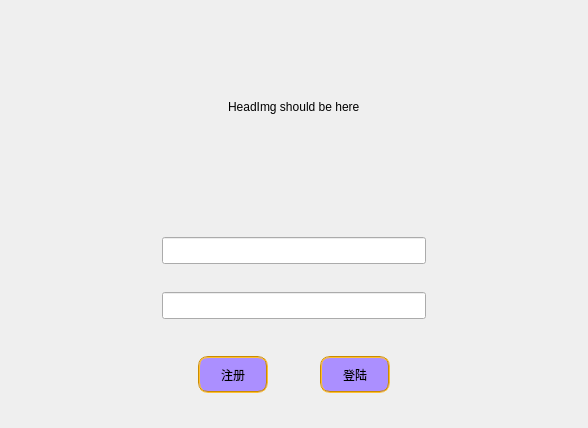
Qt form InstantMessage/LoginDialog.ui (TivalM/Instant-Messaging) before a commit.
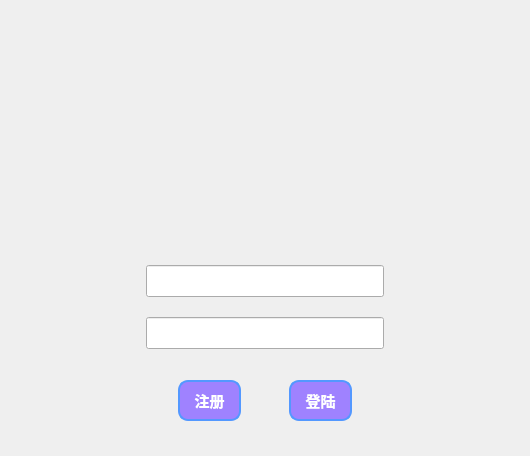
The same form after that commit.

```diff
--- a/InstantMessage/LoginDialog.ui
+++ b/InstantMessage/LoginDialog.ui
@@ -6,25 +6,28 @@
    <rect>
     <x>0</x>
     <y>0</y>
-    <width>588</width>
-    <height>428</height>
+    <width>530</width>
+    <height>456</height>
    </rect>
   </property>
   <property name="windowTitle">
    <string>LoginDialog</string>
   </property>
-  <layout class="QVBoxLayout" name="verticalLayout" stretch="5,4,2,1,2,2,2">
+  <layout class="QVBoxLayout" name="verticalLayout" stretch="6,1,3,3,1,2">
    <property name="spacing">
     <number>0</number>
    </property>
    <property name="topMargin">
-    <number>60</number>
+    <number>90</number>
    </property>
    <property name="bottomMargin">
     <number>35</number>
    </property>
    <item>
-    <layout class="QHBoxLayout" name="areaImg">
+    <layout class="QHBoxLayout" name="areaImg" stretch="6,3,6">
+     <property name="spacing">
+      <number>0</number>
+     </property>
      <item>
       <spacer name="horizontalSpacer">
        <property name="orientation">
@@ -41,7 +44,7 @@
      <item>
       <widget class="QLabel" name="headImg">
        <property name="text">
-        <string>HeadImg should be here</string>
+        <string/>
        </property>
       </widget>
      </item>
@@ -76,7 +79,7 @@
    <item>
     <layout class="QHBoxLayout" name="horizontalLayout_3" stretch="4,7,4">
      <property name="topMargin">
-      <number>10</number>
+      <number>30</number>
      </property>
      <item>
       <spacer name="horizontalSpacer_4">
@@ -121,22 +124,12 @@
      </item>
     </layout>
    </item>
-   <item>
-    <spacer name="verticalSpacer_3">
-     <property name="orientation">
-      <enum>Qt::Vertical</enum>
-     </property>
-     <property name="sizeHint" stdset="0">
-      <size>
-       <width>20</width>
-       <height>40</height>
-      </size>
-     </property>
-    </spacer>
-   </item>
    <item>
     <layout class="QHBoxLayout" name="horizontalLayout" stretch="4,7,4">
      <property name="topMargin">
+      <number>20</number>
+     </property>
+     <property name="bottomMargin">
       <number>10</number>
      </property>
      <item>
@@ -221,11 +214,18 @@
        <property name="font">
         <font>
          <family>微软雅黑</family>
+         <pointsize>11</pointsize>
+         <weight>75</weight>
+         <bold>true</bold>
         </font>
        </property>
        <property name="styleSheet">
-        <string notr="true">border:2px groove rgb(202, 140, 0);border-radius:10px;padding:2px 4px;
-background-color:rgb(171, 143, 255)</string>
+        <string notr="true">border:2px solid ;
+border-color: rgb(83, 152, 255);
+border-radius:10px; 
+color: rgb(255, 255, 255);
+background-color:rgb(159, 130, 255)
+</string>
        </property>
        <property name="text">
         <string>注册</string>
@@ -253,18 +253,201 @@
          <verstretch>0</verstretch>
         </sizepolicy>
        </property>
+       <property name="palette">
+        <palette>
+         <active>
+          <colorrole role="WindowText">
+           <brush brushstyle="SolidPattern">
+            <color alpha="255">
+             <red>255</red>
+             <green>255</green>
+             <blue>255</blue>
+            </color>
+           </brush>
+          </colorrole>
+          <colorrole role="Button">
+           <brush brushstyle="SolidPattern">
+            <color alpha="255">
+             <red>159</red>
+             <green>130</green>
+             <blue>255</blue>
+            </color>
+           </brush>
+          </colorrole>
+          <colorrole role="Text">
+           <brush brushstyle="SolidPattern">
+            <color alpha="255">
+             <red>255</red>
+             <green>255</green>
+             <blue>255</blue>
+            </color>
+           </brush>
+          </colorrole>
+          <colorrole role="ButtonText">
+           <brush brushstyle="SolidPattern">
+            <color alpha="255">
+             <red>255</red>
+             <green>255</green>
+             <blue>255</blue>
+            </color>
+           </brush>
+          </colorrole>
+          <colorrole role="Base">
+           <brush brushstyle="SolidPattern">
+            <color alpha="255">
+             <red>159</red>
+             <green>130</green>
+             <blue>255</blue>
+            </color>
+           </brush>
+          </colorrole>
+          <colorrole role="Window">
+           <brush brushstyle="SolidPattern">
+            <color alpha="255">
+             <red>159</red>
+             <green>130</green>
+             <blue>255</blue>
+            </color>
+           </brush>
+          </colorrole>
+         </active>
+         <inactive>
+          <colorrole role="WindowText">
+           <brush brushstyle="SolidPattern">
+            <color alpha="255">
+             <red>255</red>
+             <green>255</green>
+             <blue>255</blue>
+            </color>
+           </brush>
+          </colorrole>
+          <colorrole role="Button">
+           <brush brushstyle="SolidPattern">
+            <color alpha="255">
+             <red>159</red>
+             <green>130</green>
+             <blue>255</blue>
+            </color>
+           </brush>
+          </colorrole>
+          <colorrole role="Text">
+           <brush brushstyle="SolidPattern">
+            <color alpha="255">
+             <red>255</red>
+             <green>255</green>
+             <blue>255</blue>
+            </color>
+           </brush>
+          </colorrole>
+          <colorrole role="ButtonText">
+           <brush brushstyle="SolidPattern">
+            <color alpha="255">
+             <red>255</red>
+             <green>255</green>
+             <blue>255</blue>
+            </color>
+           </brush>
+          </colorrole>
+          <colorrole role="Base">
+           <brush brushstyle="SolidPattern">
+            <color alpha="255">
+             <red>159</red>
+             <green>130</green>
+             <blue>255</blue>
+            </color>
+           </brush>
+          </colorrole>
+          <colorrole role="Window">
+           <brush brushstyle="SolidPattern">
+            <color alpha="255">
+             <red>159</red>
+             <green>130</green>
+             <blue>255</blue>
+            </color>
+           </brush>
+          </colorrole>
+         </inactive>
+         <disabled>
+          <colorrole role="WindowText">
+           <brush brushstyle="SolidPattern">
+            <color alpha="255">
+             <red>255</red>
+             <green>255</green>
+             <blue>255</blue>
+            </color>
+           </brush>
+          </colorrole>
+          <colorrole role="Button">
+           <brush brushstyle="SolidPattern">
+            <color alpha="255">
+             <red>159</red>
+             <green>130</green>
+             <blue>255</blue>
+            </color>
+           </brush>
+          </colorrole>
+          <colorrole role="Text">
+           <brush brushstyle="SolidPattern">
+            <color alpha="255">
+             <red>255</red>
+             <green>255</green>
+             <blue>255</blue>
+            </color>
+           </brush>
+          </colorrole>
+          <colorrole role="ButtonText">
+           <brush brushstyle="SolidPattern">
+            <color alpha="255">
+             <red>255</red>
+             <green>255</green>
+             <blue>255</blue>
+            </color>
+           </brush>
+          </colorrole>
+          <colorrole role="Base">
+           <brush brushstyle="SolidPattern">
+            <color alpha="255">
+             <red>159</red>
+             <green>130</green>
+             <blue>255</blue>
+            </color>
+           </brush>
+          </colorrole>
+          <colorrole role="Window">
+           <brush brushstyle="SolidPattern">
+            <color alpha="255">
+             <red>159</red>
+             <green>130</green>
+             <blue>255</blue>
+            </color>
+           </brush>
+          </colorrole>
+         </disabled>
+        </palette>
+       </property>
        <property name="font">
         <font>
          <family>微软雅黑</family>
+         <pointsize>11</pointsize>
+         <weight>75</weight>
+         <bold>true</bold>
+         <kerning>true</kerning>
         </font>
        </property>
        <property name="styleSheet">
-        <string notr="true">border:2px groove rgb(202, 140, 0);border-radius:10px;padding:2px 4px;
-background-color:rgb(171, 143, 255)</string>
+        <string notr="true">border:2px solid ;
+border-color: rgb(83, 152, 255);
+color: rgb(255, 255, 255);
+border-radius:10px; 
+background-color:rgb(159, 130, 255)
+</string>
        </property>
        <property name="text">
         <string>登陆</string>
        </property>
+       <property name="flat">
+        <bool>false</bool>
+       </property>
       </widget>
      </item>
      <item>
```
